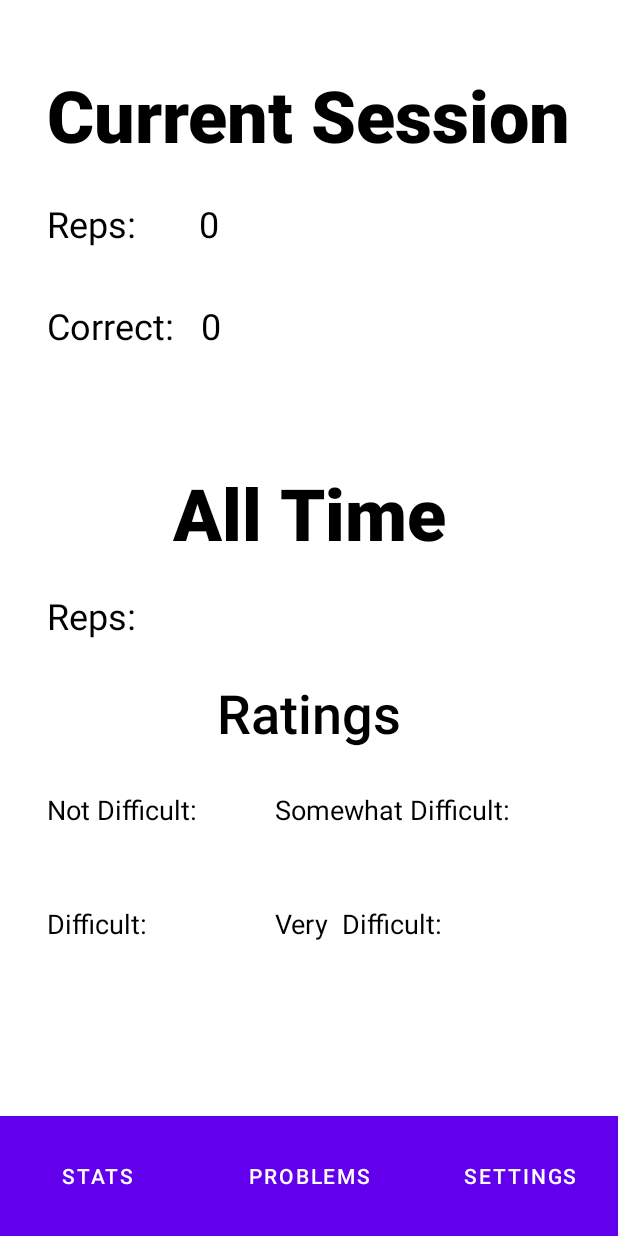
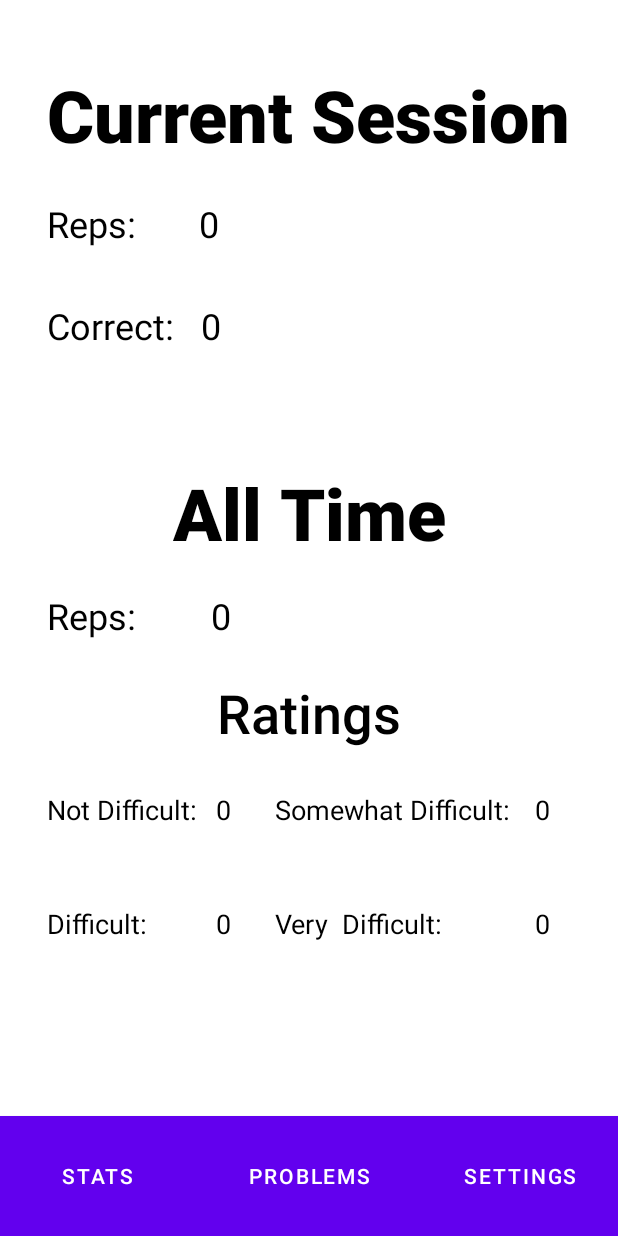
Before and after one commit to coocraig/mathreps, an Android app: the Statistics screen opened through its navigation route, on a phone screen of 412 x 824 dp. Run offline under Robolectric (Android 15) with nearby library versions, the phone set to English and light mode, and no system bars; our stand-ins replace data binding.

Commit message:
Using a process using Lists instead of Flows, suspend functions in the DAO, deffered value functions in viewmodel, and a coroutine on the main thread to set all the visual elements using binding.textView.setText, was able to access stored data in Room.
Data is pretty irrelavent though, and if this project continues further, more relavent data points ought to be included.

```diff
--- a/app/src/main/java/com/example/mathreps/MathRepsViewModel.kt
+++ b/app/src/main/java/com/example/mathreps/MathRepsViewModel.kt
@@ -1,50 +1,79 @@
 package com.example.mathreps
 
+import android.content.ClipData
 import androidx.lifecycle.*
 import com.example.mathreps.data.Attempt
 import com.example.mathreps.data.AttemptDao
+import kotlinx.coroutines.Deferred
 import kotlinx.coroutines.Dispatchers
+import kotlinx.coroutines.async
+import kotlinx.coroutines.flow.toList
 import kotlinx.coroutines.launch
 
 //Model that is exclusively used for accessing database type shit
 class MathRepsViewModel(private val attemptDao: AttemptDao) : ViewModel() {
 
-    //Cache all the strings from the dao
-    //var numberRepsAllTime = attemptDao.getWOL().asLiveData().value?.length
+    // Cache all items form the database using LiveData.
+    //private var allAttempt: LiveData<List<Attempt>> = attemptDao.getAttempts().asLiveData()
 
-    //Determines if audio ought to be played or not
-    private val _numberRepsAllTime = MutableLiveData<Int?>(0)
-    val numberRepsAllTime: LiveData<Int?> = _numberRepsAllTime
 
+//    private val _numberRepsAllTime = MutableLiveData<Int?>(0)
+//    val numberRepsAllTime: LiveData<Int?> = _numberRepsAllTime
+
+    var numberRepsAllTime: Int = 0
     //sets number of reps for all time
-    fun setATNOR()
-    {
-        _numberRepsAllTime.value = attemptDao.getWOL().asLiveData().value?.length
-        if(_numberRepsAllTime.value == null)
-        {
-            _numberRepsAllTime.value = 45
+//    fun setATNOR()
+//    {
+//        viewModelScope.launch(Dispatchers.IO) {
+//            numberRepsAllTime = arrayOf(attemptDao.getAttempts().
+//            if(numberRepsAllTime == null)
+//            {
+//                numberRepsAllTime = 45000
+//            }
+//        }
+//    }
+
+//    fun returnATNOR(): Int {
+//        var amount = 0
+//        viewModelScope.launch {
+//            amount = attemptDao.getAttempts().toList().size
+//        }
+//        return amount
+//    }
+
+    suspend fun getNumberOfReps():Int{
+        val deferred: Deferred<List<Attempt>> = viewModelScope.async {
+            attemptDao.getAttempts()
         }
+        return  deferred.await().size
     }
 
-    //Directly accesses values from the database for
-    fun numberOfRepsAllTime(): Int {
-        return attemptDao.getWOL().asLiveData().value?.length!!
+    suspend fun getNumberOfND():Int{
+        val deferred: Deferred<List<String>> = viewModelScope.async {
+            attemptDao.getNotDiff()
+        }
+        return  deferred.await().size
     }
 
-    fun numberOfNDiff(): Int {
-        return attemptDao.getNotDiff().asLiveData().value?.length!!
+    suspend fun getNumberOfSWD():Int{
+        val deferred: Deferred<List<String>> = viewModelScope.async {
+            attemptDao.getSWDiff()
+        }
+        return  deferred.await().size
     }
 
-    fun numberOfSWDiff(): Int {
-        return attemptDao.getSWDiff().asLiveData().value?.length!!
+    suspend fun getNumberOfD():Int{
+        val deferred: Deferred<List<String>> = viewModelScope.async {
+            attemptDao.getDiff()
+        }
+        return  deferred.await().size
     }
 
-    fun numberOfDiff(): Int {
-        return attemptDao.getDiff().asLiveData().value?.length!!
-    }
-
-    fun numberOfVDiff(): Int {
-        return attemptDao.getVDiff().asLiveData().value?.length!!
+    suspend fun getNumberOfVD():Int{
+        val deferred: Deferred<List<String>> = viewModelScope.async {
+            attemptDao.getVDiff()
+        }
+        return  deferred.await().size
     }
 
 
--- a/app/src/main/java/com/example/mathreps/MathViewModel.kt
+++ b/app/src/main/java/com/example/mathreps/MathViewModel.kt
@@ -4,8 +4,17 @@ import androidx.lifecycle.*
 import com.example.mathreps.data.Attempt
 import com.example.mathreps.data.AttemptDao
 import kotlinx.coroutines.launch
+import com.example.mathreps.MathRepsViewModel
 
 class MathViewModel() : ViewModel(){
+
+    private val _numberRepsAllTime = MutableLiveData<Int?>()
+    val numberRepsAllTime: LiveData<Int?> = _numberRepsAllTime
+
+    fun setATNORZ(newVal: Int) {
+        _numberRepsAllTime.value = newVal
+    }
+
     //Determines if audio ought to be played or not
     private val _audio = MutableLiveData<Boolean?>(true)
     val audio: LiveData<Boolean?> = _audio
@@ -18,6 +27,7 @@ class MathViewModel() : ViewModel(){
     //Determines if audio ought to be played or not
     private val _showUserRating = MutableLiveData<Boolean?>(true)
     val showUserRating: LiveData<Boolean?> = _showUserRating
+
 
     //function to set the audio on or off for the game
     fun setShowUserRating(bool: Boolean){
--- a/app/src/main/java/com/example/mathreps/Statistics.kt
+++ b/app/src/main/java/com/example/mathreps/Statistics.kt
@@ -10,6 +10,9 @@ import androidx.navigation.fragment.findNavController
 import com.example.mathreps.databinding.FragmentPregameBinding
 import com.example.mathreps.databinding.FragmentSettingsBinding
 import com.example.mathreps.databinding.FragmentStatisticsBinding
+import kotlinx.coroutines.CoroutineScope
+import kotlinx.coroutines.Dispatchers.Main
+import kotlinx.coroutines.launch
 
 
 class Statistics : Fragment() {
@@ -45,11 +48,17 @@ class Statistics : Fragment() {
 
     override fun onViewCreated(view: View, savedInstanceState: Bundle?) {
         super.onViewCreated(view, savedInstanceState)
-        //dataViewModel.numberOfRepsAllTime()
-        dataViewModel.setATNOR()
+
+        CoroutineScope(Main).launch {
+            binding.allTimeReps.setText(dataViewModel.getNumberOfReps().toString())
+            binding.textViewD.setText(dataViewModel.getNumberOfD().toString())
+            binding.textViewND.setText(dataViewModel.getNumberOfND().toString())
+            binding.textViewSWD.setText(dataViewModel.getNumberOfSWD().toString())
+            binding.textViewVD.setText(dataViewModel.getNumberOfVD().toString())
+        }
         binding.apply {
             viewModel = sharedViewModel
-            //dViewModel = dataViewModel
+            dViewModel = dataViewModel
             statistics = this@Statistics
         }
     }
--- a/app/src/main/java/com/example/mathreps/data/AttemptDao.kt
+++ b/app/src/main/java/com/example/mathreps/data/AttemptDao.kt
@@ -11,7 +11,7 @@ import kotlinx.coroutines.flow.Flow
 interface AttemptDao {
     //query for whole table (Will be used to calculate statistics after the list of attempts has been generated)
     @Query("SELECT * from Attempt")
-    fun getAttempts(): Flow<List<Attempt>>
+    suspend fun getAttempts(): List<Attempt>
 
     //Inserts an attempt to the database
     @Insert(onConflict = OnConflictStrategy.IGNORE)
@@ -19,17 +19,17 @@ interface AttemptDao {
 
 
     @Query("SELECT wol FROM Attempt")
-    fun getWOL(): Flow<String>
+    suspend fun getWOL(): List<String>
 
     @Query("SELECT wol FROM Attempt WHERE wol = 'not_difficult'")
-    fun getNotDiff(): Flow<String>
+    suspend fun getNotDiff(): List<String>
 
     @Query("SELECT wol FROM Attempt WHERE wol = 'somewhat_difficult'")
-    fun getSWDiff(): Flow<String>
+    suspend fun getSWDiff(): List<String>
 
     @Query("SELECT wol FROM Attempt WHERE wol = 'difficult'")
-    fun getDiff(): Flow<String>
+    suspend fun getDiff(): List<String>
 
     @Query("SELECT wol FROM Attempt WHERE wol = 'very_difficult'")
-    fun getVDiff(): Flow<String>
+    suspend fun getVDiff(): List<String>
 }
--- a/app/src/main/res/layout/fragment_statistics.xml
+++ b/app/src/main/res/layout/fragment_statistics.xml
@@ -27,19 +27,19 @@
 
 
         <TextView
-            android:id="@+id/textView27"
+            android:id="@+id/textViewD"
             android:layout_width="wrap_content"
             android:layout_height="wrap_content"
             android:textColor="#000000"
             android:textSize="18sp"
-            app:layout_constraintEnd_toEndOf="@+id/textView28"
+            app:layout_constraintEnd_toEndOf="@+id/textViewND"
             app:layout_constraintHorizontal_bias="1.0"
             app:layout_constraintStart_toEndOf="@+id/textView21"
             app:layout_constraintTop_toTopOf="@+id/textView21"
-            tools:text="0" />
+            />
 
         <TextView
-            android:id="@+id/textView28"
+            android:id="@+id/textViewND"
             android:layout_width="wrap_content"
             android:layout_height="wrap_content"
             android:layout_marginStart="8dp"
@@ -47,10 +47,10 @@
             android:textSize="18sp"
             app:layout_constraintStart_toEndOf="@+id/textView23"
             app:layout_constraintTop_toTopOf="@+id/textView23"
-            tools:text="0" />
+            />
 
         <TextView
-            android:id="@+id/textView29"
+            android:id="@+id/textViewSWD"
             android:layout_width="wrap_content"
             android:layout_height="wrap_content"
             android:layout_marginStart="12dp"
@@ -58,7 +58,7 @@
             android:textSize="18sp"
             app:layout_constraintStart_toEndOf="@+id/textView25"
             app:layout_constraintTop_toTopOf="@+id/textView25"
-            tools:text="0" />
+            />
 
         <TextView
             android:id="@+id/textView23"
@@ -246,7 +246,7 @@
             app:layout_constraintEnd_toEndOf="@+id/currentCorrectTracker"
             app:layout_constraintStart_toEndOf="@+id/currentCorrectTracker"
             app:layout_constraintTop_toTopOf="@+id/textView16"
-            android:text='@{dViewModel.numberRepsAllTime.toString()}'/>
+            android:text='@{viewModel.numberRepsAllTime.toString()}'/>
         <TextView
             android:id="@+id/textView18"
             android:layout_width="wrap_content"
@@ -261,14 +261,14 @@
             app:layout_constraintTop_toBottomOf="@+id/textView16" />
 
         <TextView
-            android:id="@+id/textView26"
+            android:id="@+id/textViewVD"
             android:layout_width="wrap_content"
             android:layout_height="wrap_content"
             android:textColor="#000000"
             android:textSize="18sp"
-            app:layout_constraintEnd_toEndOf="@+id/textView29"
+            app:layout_constraintEnd_toEndOf="@+id/textViewSWD"
             app:layout_constraintTop_toTopOf="@+id/textView24"
-            tools:text="0" />
+             />
 
 
     </androidx.constraintlayout.widget.ConstraintLayout>
```
